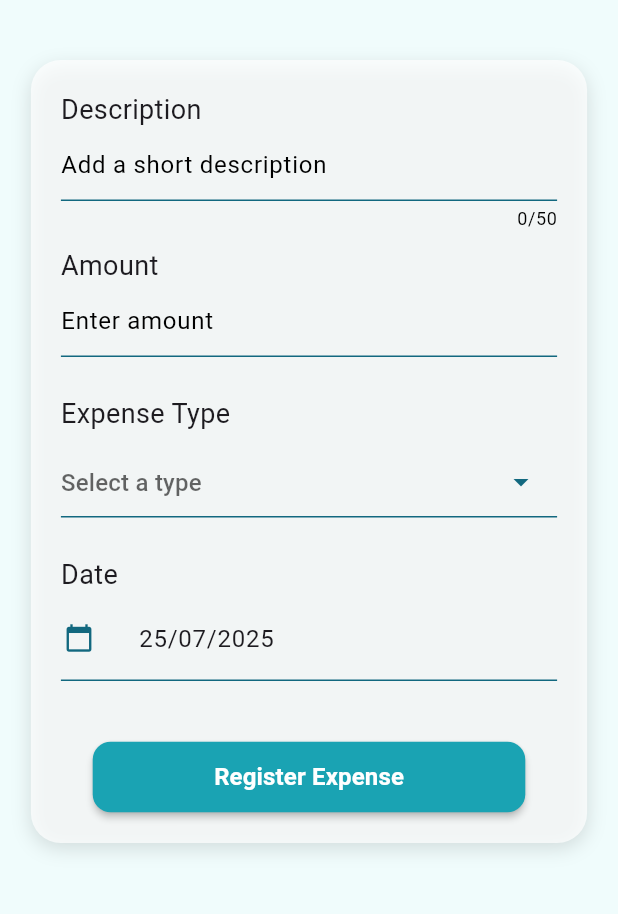
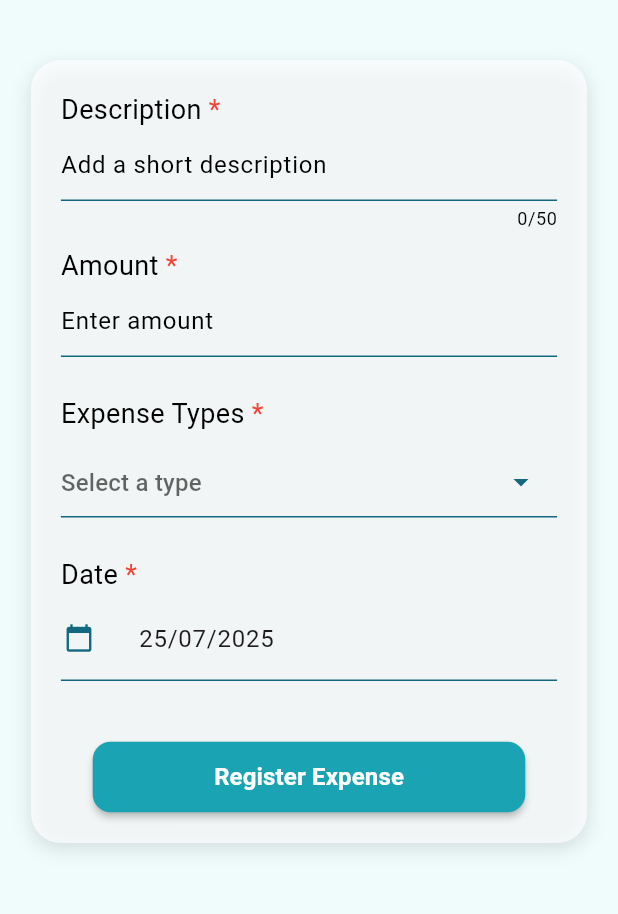
Before and after one commit to D14LB3L0/pocketTrack-app, a Flutter app: the AddExpenseScreen screen opened by its route, on a phone screen of 412 x 824 dp, the part 84-998 px from its top. Run offline on Flutter 3.47's test engine with Material 3 defaults, Android fonts, the light colour scheme and no system bars; our stand-ins replace dio, flutter_dotenv; network calls fail.

Commit message:
added theme

```diff
--- a/lib/features/expenses/widgets/expense_form.dart
+++ b/lib/features/expenses/widgets/expense_form.dart
@@ -2,6 +2,7 @@ import 'package:flutter/material.dart';
 import 'package:flutter/services.dart';
 import 'package:pocket_track/routes/app_routes.dart';
 import 'package:pocket_track/shared/provider/provider.dart';
+import 'package:pocket_track/shared/theme/input_texts.dart';
 import 'package:pocket_track/shared/utils/format_utils.dart';
 import 'package:pocket_track/shared/utils/utils.dart';
 import 'package:provider/provider.dart';
@@ -144,7 +145,7 @@ class _DatePickerInput extends StatelessWidget {
     return Column(
       crossAxisAlignment: CrossAxisAlignment.start,
       children: [
-        Text('Date', style: TextStyle(fontSize: 18)),
+        InputTexts.requiredInput(inputName: 'Date'),
         SizedBox(height: 10),
         DatePickerInput(expenseForm: expenseForm),
         SizedBox(height: 40),
@@ -180,17 +181,14 @@ class _DropDownTypeState extends State<_DropDownType> {
   Widget build(BuildContext context) {
     return Consumer<ExpenseTypesProvider>(
       builder: (_, provider, __) {
-        if (provider.isLoading) {
-          return const CircularProgressIndicator();
-        }
-
         return Column(
           crossAxisAlignment: CrossAxisAlignment.start,
           children: [
-            const Text('Expense Type', style: TextStyle(fontSize: 18)),
+            InputTexts.requiredInput(inputName: "Expense Types"),
             const SizedBox(height: 8),
 
             DropdownButtonFormField<ExpenseType>(
+              dropdownColor: Colors.white,
               value: widget.expenseForm.expenseType,
               onChanged: (ExpenseType? selected) {
                 if (selected != null) {
@@ -201,12 +199,19 @@ class _DropDownTypeState extends State<_DropDownType> {
                 if (value == null) return 'Please select an expense type';
                 return null;
               },
-              items: provider.expenseTypes.map((type) {
-                return DropdownMenuItem(
-                  value: type,
-                  child: Text(capitalizeFirstLetter(type.name)),
-                );
-              }).toList(),
+              items: provider.isLoading
+                  ? [
+                      const DropdownMenuItem<ExpenseType>(
+                        value: null,
+                        child: Text('Cargando...'),
+                      ),
+                    ]
+                  : provider.expenseTypes.map((type) {
+                      return DropdownMenuItem(
+                        value: type,
+                        child: Text(capitalizeFirstLetter(type.name)),
+                      );
+                    }).toList(),
               decoration: const InputDecoration(
                 hintText: 'Select a type',
                 border: OutlineInputBorder(),
@@ -251,7 +256,7 @@ class _AmountInputState extends State<_AmountInput> {
     return Column(
       crossAxisAlignment: CrossAxisAlignment.start,
       children: [
-        Text('Amount', style: TextStyle(fontSize: 18)),
+        InputTexts.requiredInput(inputName: 'Amount'),
 
         TextFormField(
           controller: _controller,
@@ -306,7 +311,7 @@ class _DescriptionInput extends StatelessWidget {
     return Column(
       crossAxisAlignment: CrossAxisAlignment.start,
       children: [
-        Text('Description', style: TextStyle(fontSize: 18)),
+        InputTexts.requiredInput(inputName: 'Description'),
 
         TextFormField(
           maxLength: 50,
--- /dev/null
+++ b/lib/shared/theme/input_texts.dart
@@ -0,0 +1,18 @@
+import 'package:flutter/material.dart';
+
+class InputTexts {
+  static Text requiredInput({required String inputName}) {
+    return Text.rich(
+      TextSpan(
+        text: inputName,
+        style: TextStyle(color: Colors.black, fontSize: 18),
+        children: [
+          TextSpan(
+            text: ' *',
+            style: TextStyle(color: Colors.red),
+          ),
+        ],
+      ),
+    );
+  }
+}
```
